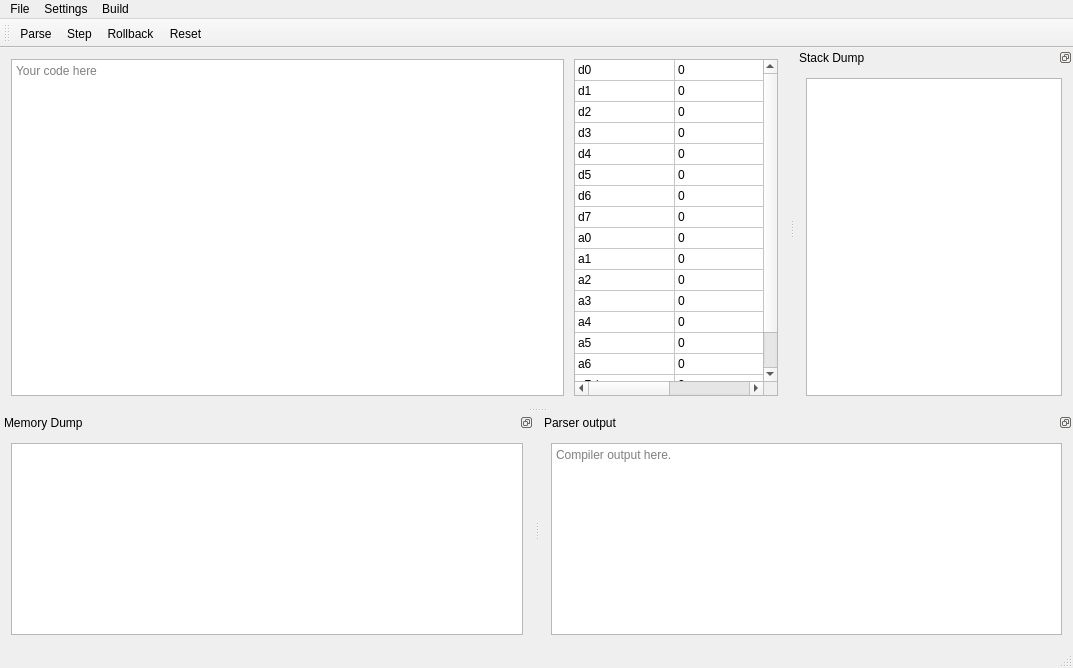
Before: the Qt Designer form momiji-qt/src/mainwindow.ui in andry-dev/momiji, drawn with Qt 5.
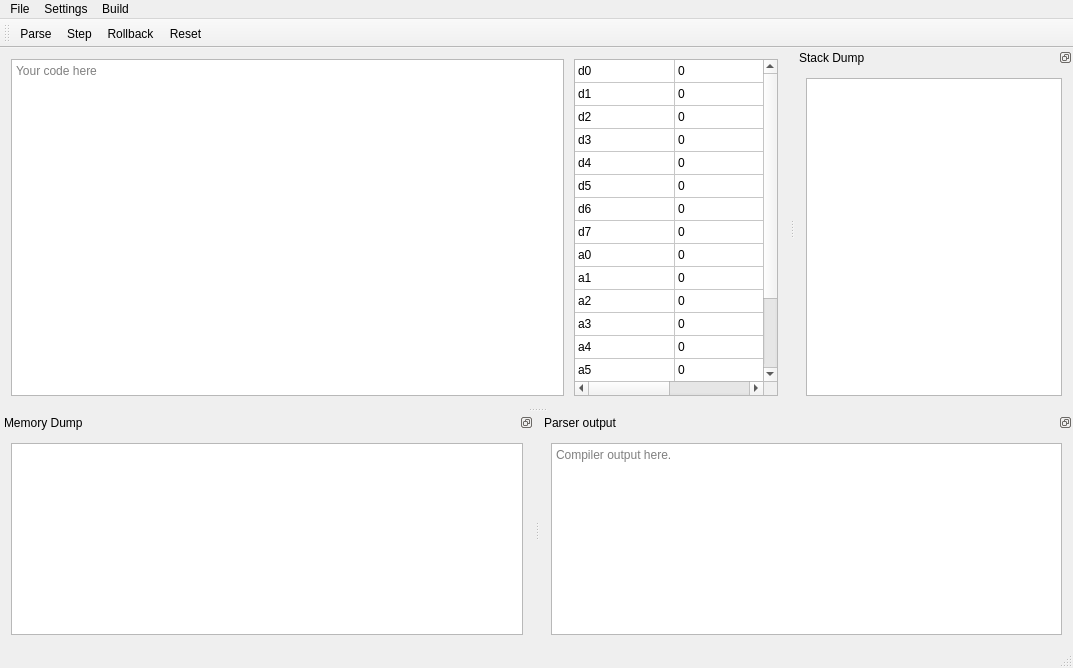
After: the same form once the commit is applied.

Commit message:
momiji-qt: Fix incorrect flags for program counter in register view
I forgot to remove the ItemIsUserEditable for the program counter in the
register view, so the user could possibly rename the register (which had
no effect anyway, but it's still bad).

```diff
--- a/momiji-qt/src/mainwindow.ui
+++ b/momiji-qt/src/mainwindow.ui
@@ -188,7 +188,7 @@
        <bool>false</bool>
       </attribute>
       <attribute name="verticalHeaderDefaultSectionSize">
-       <number>21</number>
+       <number>23</number>
       </attribute>
       <attribute name="verticalHeaderHighlightSections">
        <bool>true</bool>
@@ -432,6 +432,9 @@
        <property name="text">
         <string>pc</string>
        </property>
+       <property name="flags">
+        <set>ItemIsSelectable|ItemIsDragEnabled|ItemIsDropEnabled|ItemIsUserCheckable|ItemIsEnabled</set>
+       </property>
       </item>
       <item row="16" column="1">
        <property name="text">
```
